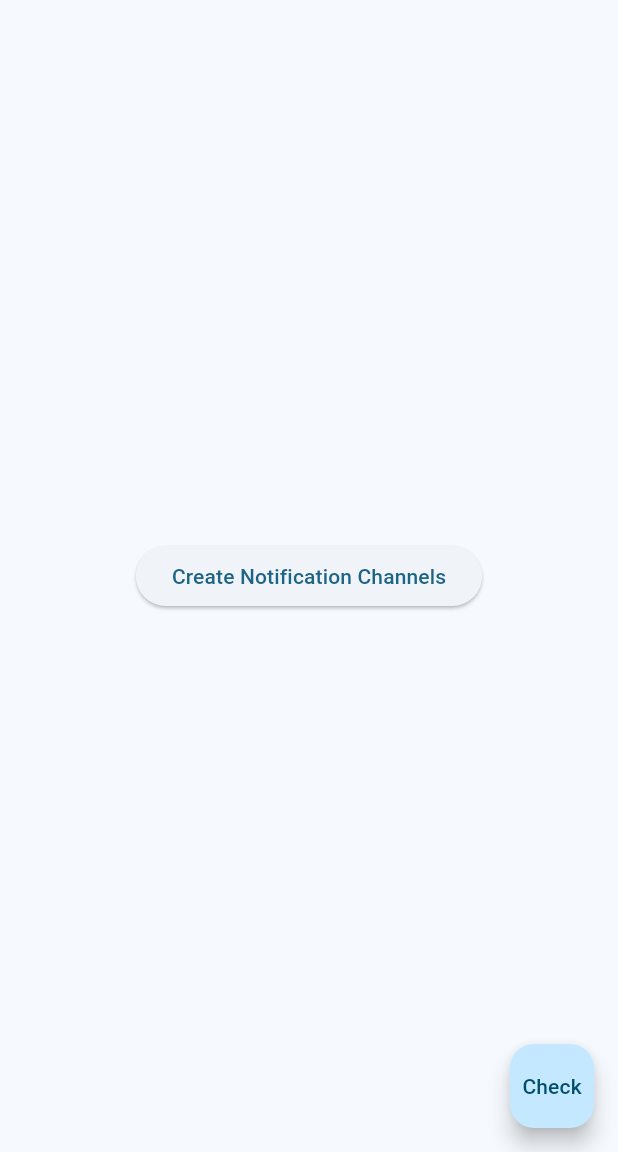
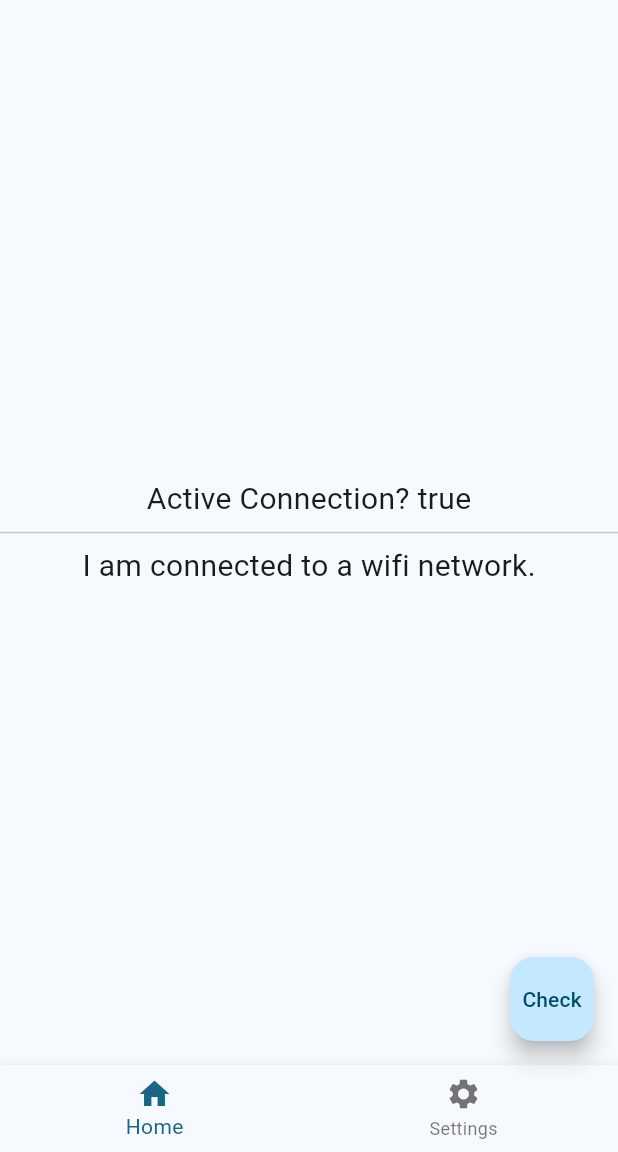
Before and after one commit to BingHao1209/bhflutter, a Flutter app: the screen it shows after launch, after a tap on "Check", on a phone screen of 412 x 824 dp, the part 84-1236 px from its top. Run offline on Flutter 3.47's test engine with Material 2 defaults, Android fonts, the phone set to English and light mode, and no system bars; our stand-ins replace connectivity_plus; missing offline and left inert: flutter_vibrate.

```diff
--- a/lib/main.dart
+++ b/lib/main.dart
@@ -1,9 +1,11 @@
 import 'dart:io';
 import 'package:flutter/material.dart';
 import 'package:connectivity_plus/connectivity_plus.dart';
-import 'package:flutter_local_notifications/flutter_local_notifications.dart';
+import 'package:flutter_vibrate/flutter_vibrate.dart';
+import 'package:flutter/material.dart';
+import 'settings_tab.dart';
 
-void main(){
+void main() {
   runApp(const MyApp());
 }
 
@@ -13,97 +15,82 @@ class MyApp extends StatelessWidget {
   @override
   Widget build(BuildContext context) {
     return MaterialApp(
+      debugShowCheckedModeBanner: false,
       title: 'Flutter 2 Home Page',
       theme: ThemeData(
-
         colorScheme: ColorScheme.fromSeed(seedColor: Colors.lightBlueAccent),
         useMaterial3: true,
       ),
-      home: MyHomePage(title: 'Flutter 2 Home Page'),
+      home: const MyHomePage(title: 'Flutter 2 Home Page'),
     );
   }
 }
 
 class MyHomePage extends StatefulWidget {
-  MyHomePage({super.key, required this.title});
-  final FlutterLocalNotificationsPlugin flutterLocalNotificationsPlugin = FlutterLocalNotificationsPlugin();
+  const MyHomePage({super.key, required this.title});
+
   final String title;
-
-
 
   @override
   State<MyHomePage> createState() => _MyHomePageState();
 }
 
 class _MyHomePageState extends State<MyHomePage> {
-
   bool _activeConnection = false;
-  String T="";
-  Future checkConnection() async{
-    try{
+  String T = "";
+  int curIndex=0;
+  Future checkConnection() async {
+    try {
       final connectivityResult = await (Connectivity().checkConnectivity());
       if (connectivityResult == ConnectivityResult.mobile) {
         setState(() {
-          _activeConnection=true;
-          T="I am connected to a mobile network.";
+          _activeConnection = true;
+          T = "I am connected to a mobile network.";
         });
       } else if (connectivityResult == ConnectivityResult.bluetooth) {
         setState(() {
-          _activeConnection=true;
-          T="I am connected to a bluetooth.";
+          _activeConnection = true;
+          T = "I am connected to a bluetooth.";
         });
       } else if (connectivityResult == ConnectivityResult.other) {
         setState(() {
-          _activeConnection=true;
-          T="I am connected to a network which is not in the above mentioned networks.";
+          _activeConnection = true;
+          T = "I am connected to a network which is not in the above mentioned networks.";
         });
       } else if (connectivityResult == ConnectivityResult.wifi) {
         setState(() {
-          _activeConnection=true;
-          T="I am connected to a wifi network.";
+          _activeConnection = true;
+          T = "I am connected to a wifi network.";
         });
       } else if (connectivityResult == ConnectivityResult.ethernet) {
         setState(() {
-          _activeConnection=true;
-          T="I am connected to a ethernet network.";
+          _activeConnection = true;
+          T = "I am connected to a ethernet network.";
         });
       } else if (connectivityResult == ConnectivityResult.vpn) {
         setState(() {
-          _activeConnection=true;
-          T="I am connected to a vpn network.";
+          _activeConnection = true;
+          T = "I am connected to a vpn network.";
         });
         // Note for iOS and macOS:
         // There is no separate network interface type for [vpn].
         // It returns [other] on any device (also simulator)
       } else if (connectivityResult == ConnectivityResult.none) {
         setState(() {
-          _activeConnection=false;
-          T="I am not connected to any network.";
+          _activeConnection = false;
+          T = "I am not connected to any network.";
         });
       }
-    } on SocketException catch(_){
+    } on SocketException catch (_) {
       setState(() {
-        _activeConnection=false;
-        T="Inactive";
+        _activeConnection = false;
+        T = "Inactive";
       });
     }
   }
 
-  Future<void> createNotificationChannels() async {
-    const AndroidNotificationChannel channel = AndroidNotificationChannel(
-      'channel_id',
-      'Channel Name',
-      importance: Importance.high,
-      playSound: true,
-    );
-    final FlutterLocalNotificationsPlugin flutterLocalNotificationsPlugin = FlutterLocalNotificationsPlugin();
-
-    await flutterLocalNotificationsPlugin.resolvePlatformSpecificImplementation<AndroidFlutterLocalNotificationsPlugin>()?.createNotificationChannel(channel);
-  }
-
-
   @override
-  void initState(){
+  void initState() {
     checkConnection();
     super.initState();
   }
@@ -113,59 +100,63 @@ class _MyHomePageState extends State<MyHomePage> {
 
     return Scaffold(
       appBar: AppBar(
-
         backgroundColor: Theme.of(context).colorScheme.inversePrimary,
-
         title: Text(widget.title),
       ),
-      // body: Center(
-      //   child: Column(
-      //
-      //     mainAxisAlignment: MainAxisAlignment.center,
-      //     children: <Widget>[
-      //       Text(
-      //         'Active Connection? $_activeConnection',
-      //         style: const TextStyle(fontSize: 20),
-      //       ),
-      //       const Divider(),
-      //       Text(T,
-      //         style: const TextStyle(fontSize: 20),),
-      //     ],
-      //   ),
-      //
-      // ),
       body: Center(
-          child: ElevatedButton(
-            onPressed: () async{
-              await createNotificationChannels();
-            },
-            child: const Text('Create Notification Channels'),
-          )
+        child: Column(
+          mainAxisAlignment: MainAxisAlignment.center,
+          children: <Widget>[
+            Text(
+              'Active Connection? $_activeConnection',
+              style: const TextStyle(fontSize: 20),
+            ),
+            const Divider(),
+            Text(
+              T,
+              style: const TextStyle(fontSize: 20),
+            ),
+          ],
+        ),
       ),
       floatingActionButton: FloatingActionButton(
-        onPressed: (){
+        onPressed: () {
+          Vibrate.vibrate();
           checkConnection();
         },
         tooltip: 'Connection',
         child: const Text("Check"),
       ),
-    );
-  }
-
-
-  Widget build2(BuildContext context){
-    return Scaffold(
-      appBar: AppBar(
-        title: const Text('Notifications'),
-      ),
-      body: Center(
-          child: ElevatedButton(
-            onPressed: () async{
-              await createNotificationChannels();
-            }, child: const Text('Create Notification Channels'),
-          )
+      bottomNavigationBar:  BottomNavigationBar(
+        items: const [
+                BottomNavigationBarItem(
+                  icon: Icon(Icons.home),
+                  label: 'Home',
+                ),
+                BottomNavigationBarItem(
+                    icon: Icon(Icons.settings),
+                    label: 'Settings'
+                ),
+              ],
+        currentIndex: curIndex,
+        onTap: (int index){
+          setState(() {
+            curIndex=index;
+          });
+          switch(index){
+            case 1:
+              Navigator.of(context).push(
+                MaterialPageRoute(
+                    builder: (BuildContext context){
+                      return const SettingsTab();
+                    },),
+              );
+              break;
+            default:
+              break;
+          }
+        },
       ),
     );
   }
-
 }
--- a/pubspec.yaml
+++ b/pubspec.yaml
@@ -35,6 +35,9 @@ dependencies:
   cupertino_icons: ^1.0.2
   connectivity_plus: ^4.0.2
   flutter_local_notifications: ^15.1.0+1
+  flutter_vibrate: ^1.3.0
+  vibration: ^1.8.1
+  flutter_vibration: ^0.0.4
 
 dev_dependencies:
   flutter_test:
```
Also changed, not shown: lib/settings_tab.dart (added, +137 -0 lines), pubspec.lock, 5 other files.
